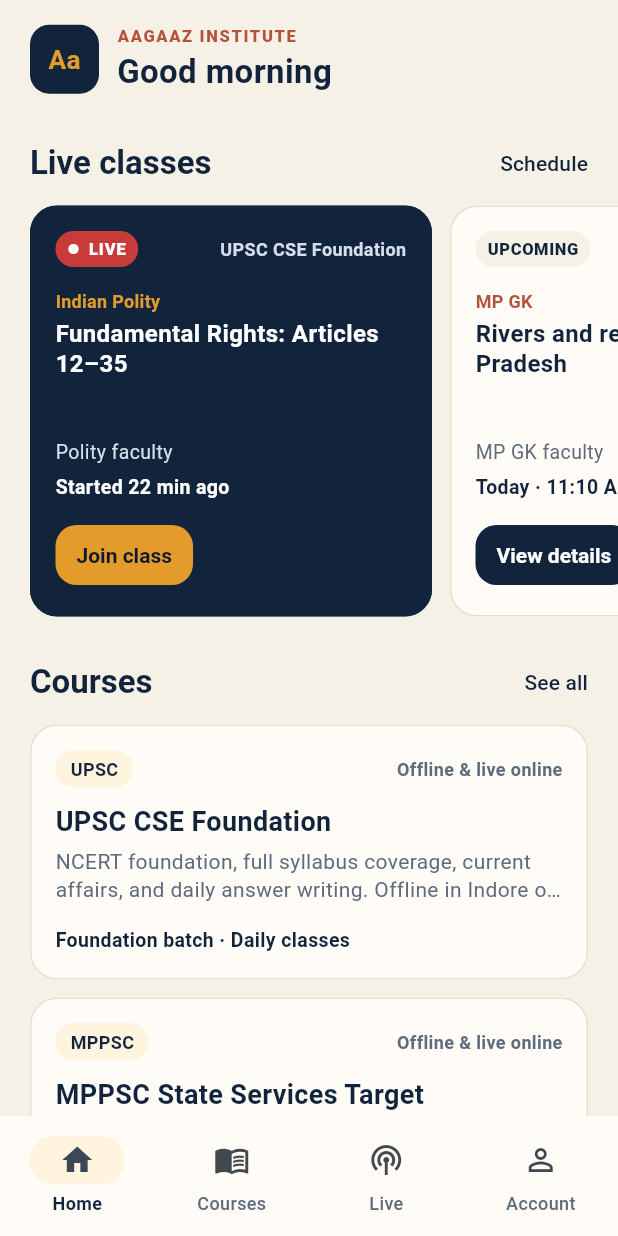
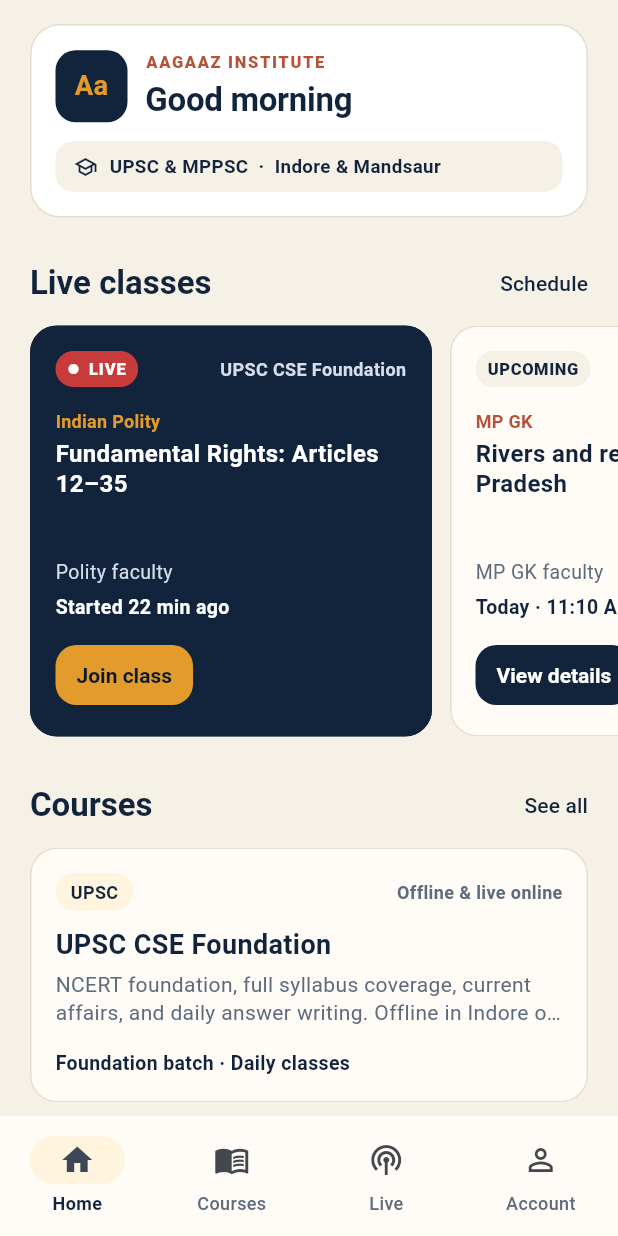
Before and after one commit to ritesh14321/aagaaz-institute-app, a Flutter app: the InstituteShell screen opened directly, on a phone screen of 412 x 824 dp. Run offline on Flutter 3.47's test engine with Material 3 defaults, Android fonts, the phone set to English and light mode, and no system bars.

Commit message:
Update home_screen.dart

```diff
--- a/lib/screens/home_screen.dart
+++ b/lib/screens/home_screen.dart
@@ -39,9 +39,19 @@ class HomeScreen extends StatelessWidget {
           SliverPadding(
             padding: const EdgeInsets.fromLTRB(20, 16, 20, 0),
             sliver: SliverToBoxAdapter(
-              child: Row(
+              child: Container(
+                padding: const EdgeInsets.all(16),
+                decoration: BoxDecoration(
+                  color: Colors.white,
+                  borderRadius: BorderRadius.circular(20),
+                  border: Border.all(color: AppColors.line),
+                ),
+                child: Column(
+                  crossAxisAlignment: CrossAxisAlignment.start,
                   children: [
-                  const AagaazMark(size: 46),
+                    Row(
+                      children: [
+                        const AagaazMark(size: 48),
                         const SizedBox(width: 12),
                         Expanded(
                           child: Column(
@@ -56,18 +66,59 @@ class HomeScreen extends StatelessWidget {
                                   letterSpacing: 1.1,
                                 ),
                               ),
+                              const SizedBox(height: 2),
                               Text(
                                 _greeting(),
                                 style: const TextStyle(
                                   color: AppColors.ink,
                                   fontSize: 22,
                                   fontWeight: FontWeight.w700,
+                                  letterSpacing: -0.2,
                                 ),
                               ),
-                        if (phone != null)
+                              if (phone != null) ...[
+                                const SizedBox(height: 2),
                                 Text(
                                   maskIndianMobile(phone),
-                            style: const TextStyle(color: AppColors.muted),
+                                  style: const TextStyle(
+                                    color: AppColors.muted,
+                                    fontSize: 13,
+                                  ),
+                                ),
+                              ],
+                            ],
+                          ),
+                        ),
+                      ],
+                    ),
+                    const SizedBox(height: 12),
+                    Container(
+                      width: double.infinity,
+                      padding: const EdgeInsets.symmetric(
+                        horizontal: 12,
+                        vertical: 8,
+                      ),
+                      decoration: BoxDecoration(
+                        color: AppColors.cream,
+                        borderRadius: BorderRadius.circular(12),
+                      ),
+                      child: const Row(
+                        children: [
+                          Icon(
+                            Icons.school_outlined,
+                            size: 16,
+                            color: AppColors.ink,
+                          ),
+                          SizedBox(width: 8),
+                          Expanded(
+                            child: Text(
+                              'UPSC & MPPSC  ·  Indore & Mandsaur',
+                              style: TextStyle(
+                                color: AppColors.ink,
+                                fontSize: 12.5,
+                                fontWeight: FontWeight.w600,
+                              ),
+                            ),
                           ),
                         ],
                       ),
@@ -76,8 +127,9 @@ class HomeScreen extends StatelessWidget {
                 ),
               ),
             ),
+          ),
           SliverPadding(
-            padding: const EdgeInsets.fromLTRB(20, 22, 8, 0),
+            padding: const EdgeInsets.fromLTRB(20, 20, 8, 0),
             sliver: SliverToBoxAdapter(
               child: SectionHeader(
                 title: 'Live classes',
@@ -105,7 +157,7 @@ class HomeScreen extends StatelessWidget {
             ),
           ),
           SliverPadding(
-            padding: const EdgeInsets.fromLTRB(20, 12, 8, 0),
+            padding: const EdgeInsets.fromLTRB(20, 14, 8, 0),
             sliver: SliverToBoxAdapter(
               child: SectionHeader(
                 title: 'Courses',
```
Lines whose indentation alone changed are shown as unchanged.
